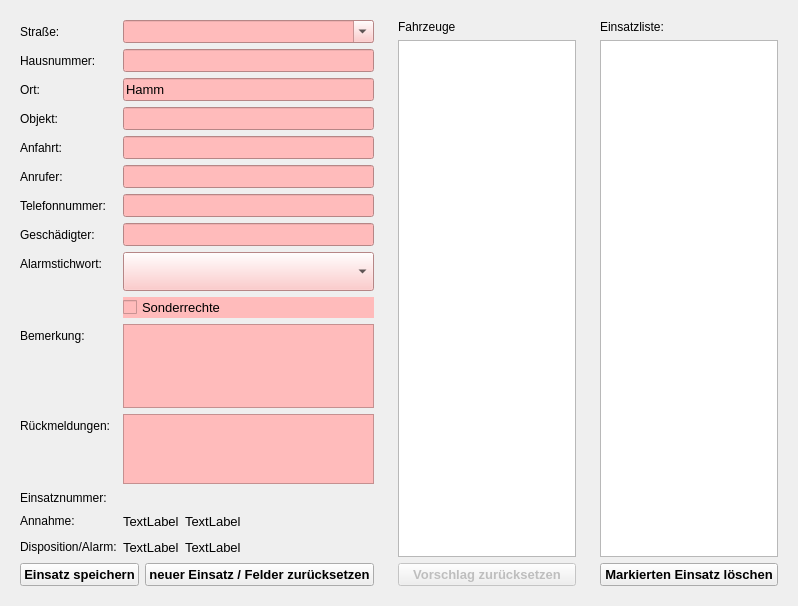
This is jflts/einsatzform.ui in robinolejnik/jf-leitstelle as Qt 5 draws it before an edit. The edited form follows.
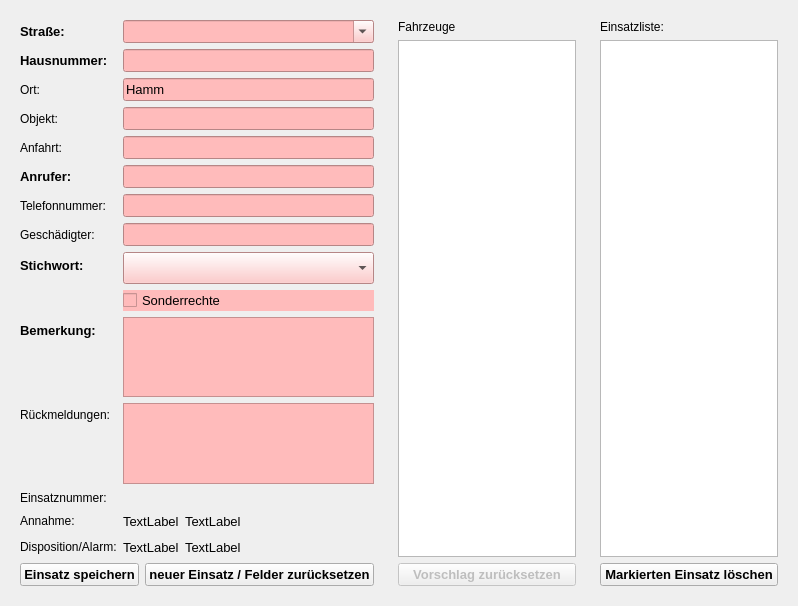
This is the edited form.

Commit message: Einsatzform UI update (Bigger font on some labels)

Patch:
```diff
--- a/jflts/einsatzform.ui
+++ b/jflts/einsatzform.ui
@@ -19,6 +19,13 @@
      <layout class="QFormLayout" name="formLayout">
       <item row="0" column="0">
        <widget class="QLabel" name="label_text_strasse">
+        <property name="font">
+         <font>
+          <pointsize>10</pointsize>
+          <weight>75</weight>
+          <bold>true</bold>
+         </font>
+        </property>
         <property name="text">
          <string>Straße:</string>
         </property>
@@ -159,6 +166,13 @@
       </item>
       <item row="1" column="0">
        <widget class="QLabel" name="label_text_hnr">
+        <property name="font">
+         <font>
+          <pointsize>10</pointsize>
+          <weight>75</weight>
+          <bold>true</bold>
+         </font>
+        </property>
         <property name="text">
          <string>Hausnummer:</string>
         </property>
@@ -374,6 +388,13 @@
       </item>
       <item row="5" column="0">
        <widget class="QLabel" name="label_text_anrufer">
+        <property name="font">
+         <font>
+          <pointsize>10</pointsize>
+          <weight>75</weight>
+          <bold>true</bold>
+         </font>
+        </property>
         <property name="text">
          <string>Anrufer:</string>
         </property>
@@ -431,8 +452,15 @@
       </item>
       <item row="9" column="0">
        <widget class="QLabel" name="label_text_stichwort">
+        <property name="font">
+         <font>
+          <pointsize>10</pointsize>
+          <weight>75</weight>
+          <bold>true</bold>
+         </font>
+        </property>
         <property name="text">
-         <string>Alarmstichwort:</string>
+         <string>Stichwort:</string>
         </property>
        </widget>
       </item>
@@ -558,7 +586,7 @@
         </property>
         <property name="font">
          <font>
-          <pointsize>20</pointsize>
+          <pointsize>15</pointsize>
          </font>
         </property>
         <property name="styleSheet">
@@ -586,6 +614,13 @@
       </item>
       <item row="11" column="0">
        <widget class="QLabel" name="label_text_bemerkung">
+        <property name="font">
+         <font>
+          <pointsize>10</pointsize>
+          <weight>75</weight>
+          <bold>true</bold>
+         </font>
+        </property>
         <property name="text">
          <string>Bemerkung:</string>
         </property>
@@ -621,7 +656,7 @@
         <property name="sizePolicy">
          <sizepolicy hsizetype="Expanding" vsizetype="Expanding">
           <horstretch>0</horstretch>
-          <verstretch>1</verstretch>
+          <verstretch>0</verstretch>
          </sizepolicy>
         </property>
         <property name="font">
```
Left out of the diff: 121 changed lines with no effect on the pictures.
